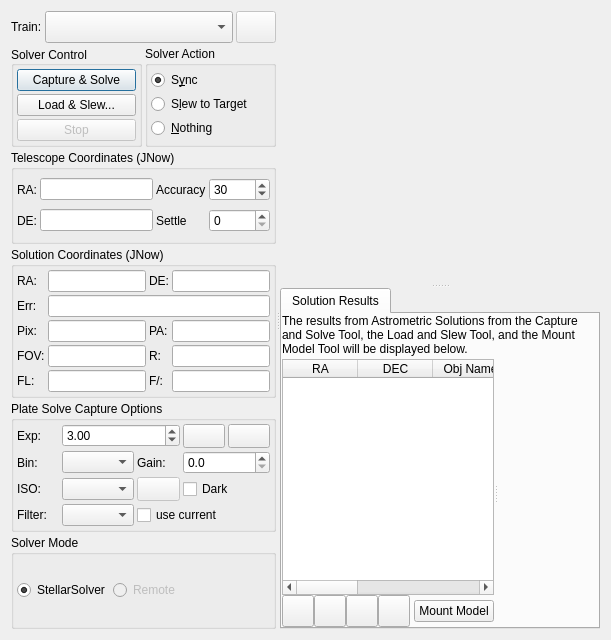
KDE/kstars, file kstars/ekos/align/align.ui: the form before one commit.
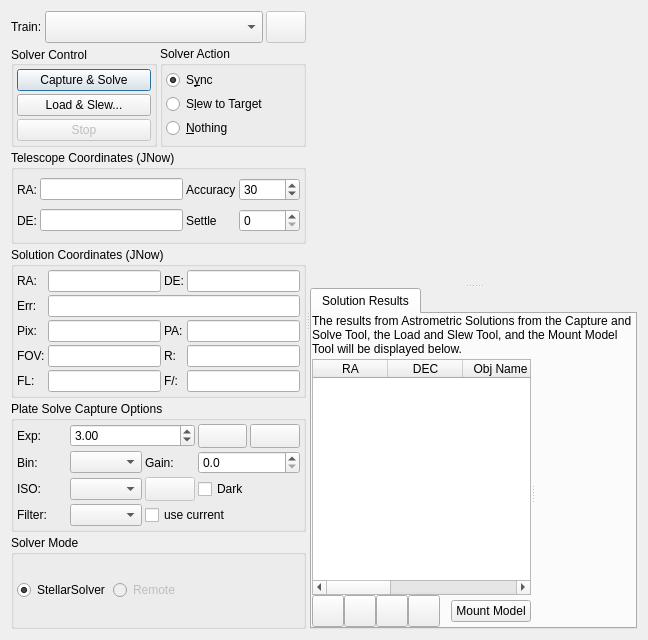
The form after the commit. Icons and pictures are not drawn. Custom widgets are drawn as their Qt base class.

Commit message:
replace rotator button icon
The rotator icon "rotation-allowed" is present in both icon suites "breeze" & "breeze-dark" and shows up in all KStars-Themes.

The edit to the form file:
```diff
--- a/kstars/ekos/align/align.ui
+++ b/kstars/ekos/align/align.ui
@@ -6,7 +6,7 @@
    <rect>
     <x>0</x>
     <y>0</y>
-    <width>611</width>
+    <width>648</width>
     <height>640</height>
    </rect>
   </property>
```
Left out of the diff: 2 changed lines with no effect on the pictures. The commit also changes 1 other file.
